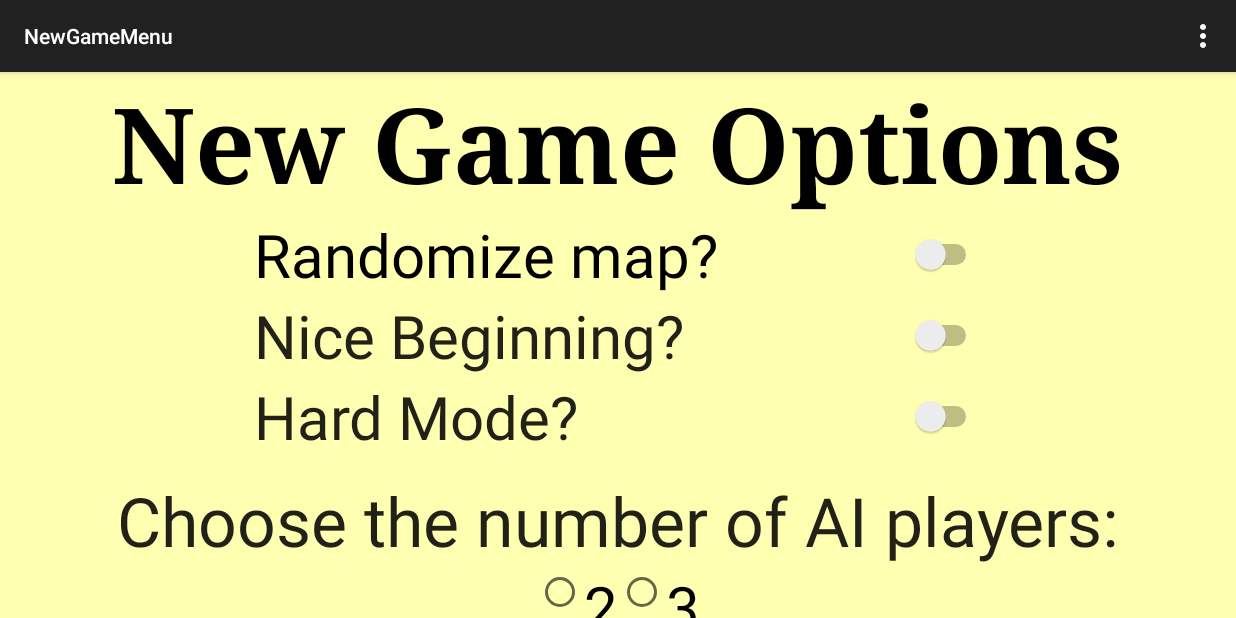
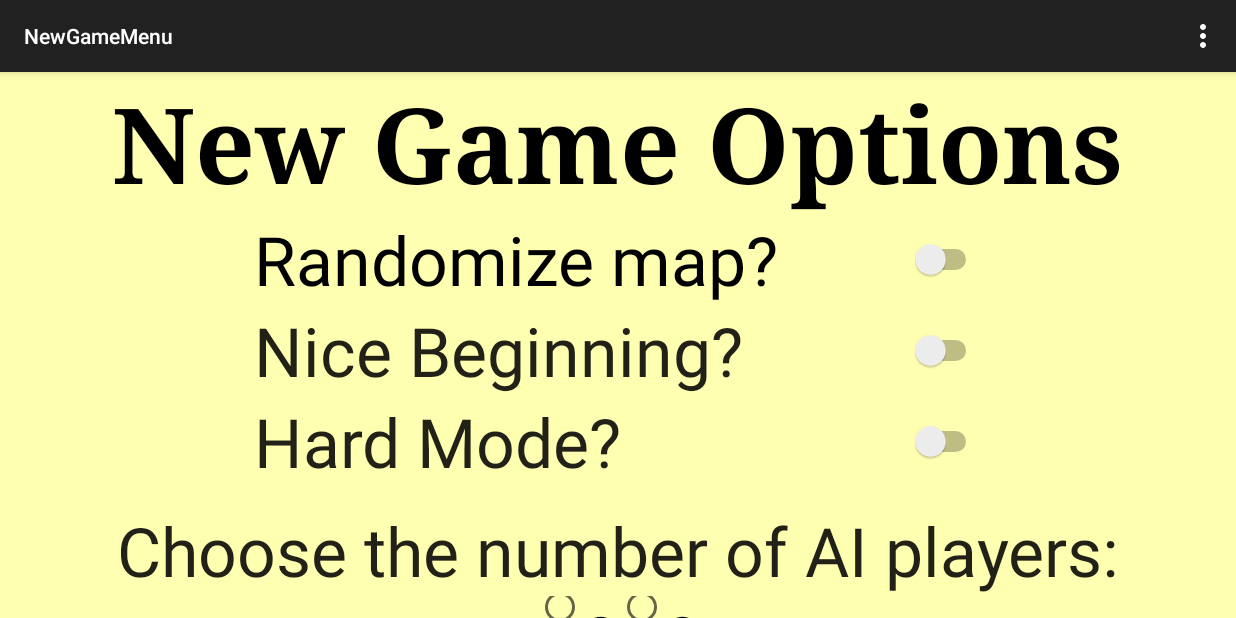
Before and after one commit to schneidm17/Catan, an Android app: the NewGameMenu screen opened directly, with no data from a screen before it, on a phone screen of 824 x 412 dp (held sideways). Run offline under Robolectric (Android 15) with nearby library versions, the light colour scheme and no system bars.

Commit message:
Made dimensions for buttons/text/etc. for openingand new gam menus

```diff
--- a/app/src/main/res/layout/activity_new_game_menu.xml
+++ b/app/src/main/res/layout/activity_new_game_menu.xml
@@ -1,14 +1,13 @@
-<RelativeLayout xmlns:android="http://schemas.android.com/apk/res/android"
-    xmlns:tools="http://schemas.android.com/tools" android:layout_width="match_parent"
-    android:layout_height="match_parent"
-    tools:context="edu.oney18up.socopeningmenu.NewGameMenu"
-    android:background="@color/MenuColor">
+
 
 
     <LinearLayout
+        xmlns:android="http://schemas.android.com/apk/res/android"
+        xmlns:tools="http://schemas.android.com/tools" android:layout_width="match_parent"
+        android:layout_height="match_parent"
+        tools:context="edu.oney18up.socopeningmenu.NewGameMenu"
+        android:background="@color/MenuColor"
         android:orientation="vertical"
-        android:layout_width="match_parent"
-        android:layout_height="match_parent"
         android:layout_centerVertical="true"
         android:layout_centerHorizontal="true">
 
@@ -32,13 +31,13 @@
             android:gravity="center_horizontal">
 
             <TextView
-                android:layout_width="385dp"
+                android:layout_width="@dimen/new_game_option_width"
                 android:layout_height="wrap_content"
                 android:textAppearance="?android:attr/textAppearanceLarge"
                 android:text="@string/random_map"
                 android:id="@+id/random_text"
                 android:textColor="@color/Black"
-                android:textSize="40dp" />
+                android:textSize="45sp" />
 
             <Switch
                 android:layout_width="100dp"
@@ -55,15 +54,15 @@
             android:gravity="center_horizontal">
 
             <TextView
-                android:layout_width="385dp"
+                android:layout_width="@dimen/new_game_option_width"
                 android:layout_height="wrap_content"
                 android:textAppearance="?android:attr/textAppearanceLarge"
                 android:text="@string/nice_mode_str"
                 android:id="@+id/nice_text"
-                android:textSize="40sp" />
+                android:textSize="45sp" />
 
             <Switch
-                android:layout_width="100dp"
+                android:layout_width="@dimen/new_game_switch_width"
                 android:layout_height="fill_parent"
                 android:id="@+id/nice_switch" />
         </LinearLayout>
@@ -77,15 +76,15 @@
             android:gravity="center_horizontal">
 
             <TextView
-                android:layout_width="385dp"
+                android:layout_width="@dimen/new_game_option_width"
                 android:layout_height="wrap_content"
                 android:textAppearance="?android:attr/textAppearanceLarge"
                 android:text="@string/hard_mode_str"
                 android:id="@+id/hard_text"
-                android:textSize="40dp" />
+                android:textSize="45sp" />
 
             <Switch
-                android:layout_width="100dp"
+                android:layout_width="@dimen/new_game_switch_width"
                 android:layout_height="fill_parent"
                 android:id="@+id/hard_switch" />
         </LinearLayout>
@@ -103,7 +102,7 @@
             android:text="@string/choose_computers"
             android:id="@+id/ai_choose_text"
             android:layout_gravity="center_horizontal"
-            android:textSize="45dp" />
+            android:textSize="45sp" />
 
         <RadioGroup
             android:layout_width="wrap_content"
@@ -138,7 +137,7 @@
             android:textAppearance="?android:attr/textAppearanceLarge"
             android:text="@string/choose_color"
             android:id="@+id/choose_color_text"
-            android:textSize="45dp"
+            android:textSize="45sp"
             android:layout_gravity="center" />
 
         <RadioGroup
@@ -153,15 +152,16 @@
                 android:layout_height="wrap_content"
                 android:text="@string/blue"
                 android:id="@+id/blue_button"
-                android:textSize="40dp"
-                android:buttonTint="@color/BluePlayer" />
+                android:textSize="40sp"
+                android:buttonTint="@color/BluePlayer"
+                android:enabled="true" />
 
             <RadioButton
                 android:layout_width="wrap_content"
                 android:layout_height="wrap_content"
                 android:text="@string/white"
                 android:id="@+id/white_button"
-                android:textSize="40dp"
+                android:textSize="40sp"
                 android:buttonTint="@color/WhitePlayer" />
 
             <RadioButton
@@ -169,7 +169,7 @@
                 android:layout_height="wrap_content"
                 android:text="@string/red"
                 android:id="@+id/red_button"
-                android:textSize="40dp"
+                android:textSize="40sp"
                 android:buttonTint="@color/RedPlayer" />
 
             <RadioButton
@@ -177,13 +177,13 @@
                 android:layout_height="wrap_content"
                 android:text="@string/orange"
                 android:id="@+id/orange_button"
-                android:textSize="40dp"
+                android:textSize="40sp"
                 android:buttonTint="@color/OrangePlayer" />
         </RadioGroup>
 
         <Button
             android:layout_width="wrap_content"
-            android:layout_height="100dp"
+            android:layout_height="wrap_content"
             android:text="@string/start_game"
             android:id="@+id/start_button"
             android:layout_gravity="center_horizontal"
@@ -192,4 +192,3 @@
             android:nestedScrollingEnabled="true" />
 
     </LinearLayout>
-</RelativeLayout>
--- a/app/src/main/res/layout/activity_opening_menu.xml
+++ b/app/src/main/res/layout/activity_opening_menu.xml
@@ -46,22 +46,23 @@
             android:orientation="horizontal"
             android:layout_width="wrap_content"
             android:layout_height="wrap_content"
-            android:layout_gravity="center_horizontal">
+            android:layout_gravity="center_horizontal"
+            >
 
             <Button
-                android:layout_width="400dp"
-                android:layout_height="match_parent"
+                android:layout_width="@dimen/opening_menu_button_width"
+                android:layout_height="wrap_content"
                 android:text="@string/new_game"
                 android:id="@+id/new_game"
                 android:onClick="openNewGame"
-                android:textSize="70dp" />
+                android:textSize="70sp" />
 
             <Button
-                android:layout_width="400dp"
-                android:layout_height="211dp"
+                android:layout_width="@dimen/opening_menu_button_width"
+                android:layout_height="wrap_content"
                 android:text="@string/tutorial"
                 android:id="@+id/button"
-                android:textSize="70dp" />
+                android:textSize="70sp" />
         </LinearLayout>
 
         <LinearLayout
--- a/app/src/main/res/values/dimens.xml
+++ b/app/src/main/res/values/dimens.xml
@@ -2,4 +2,7 @@
     <!-- Default screen margins, per the Android Design guidelines. -->
     <dimen name="activity_horizontal_margin">16dp</dimen>
     <dimen name="activity_vertical_margin">16dp</dimen>
+    <dimen name="opening_menu_button_width">400dp</dimen>
+    <dimen name="new_game_option_width">385dp</dimen>
+    <dimen name="new_game_switch_width">100dp</dimen>
 </resources>
```
